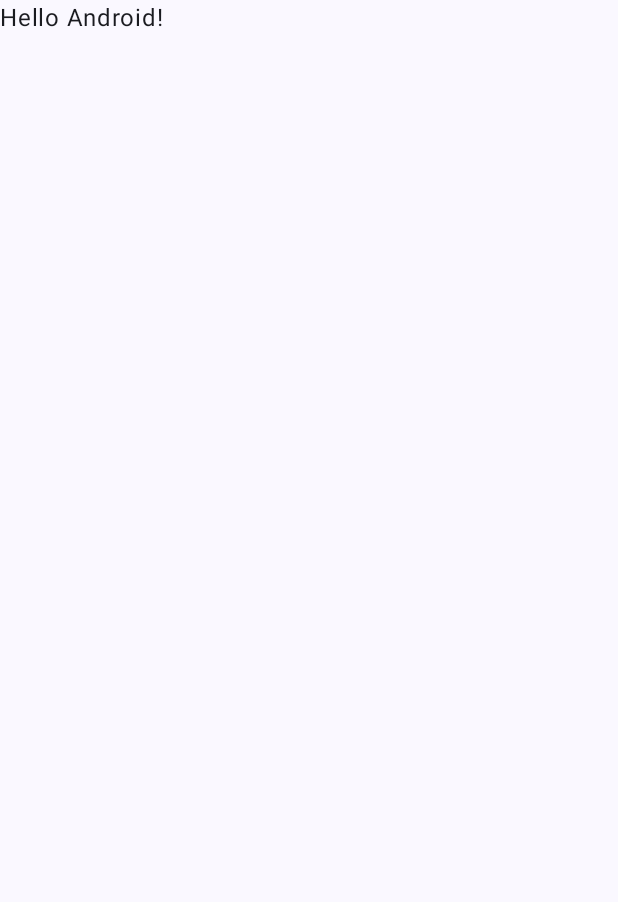
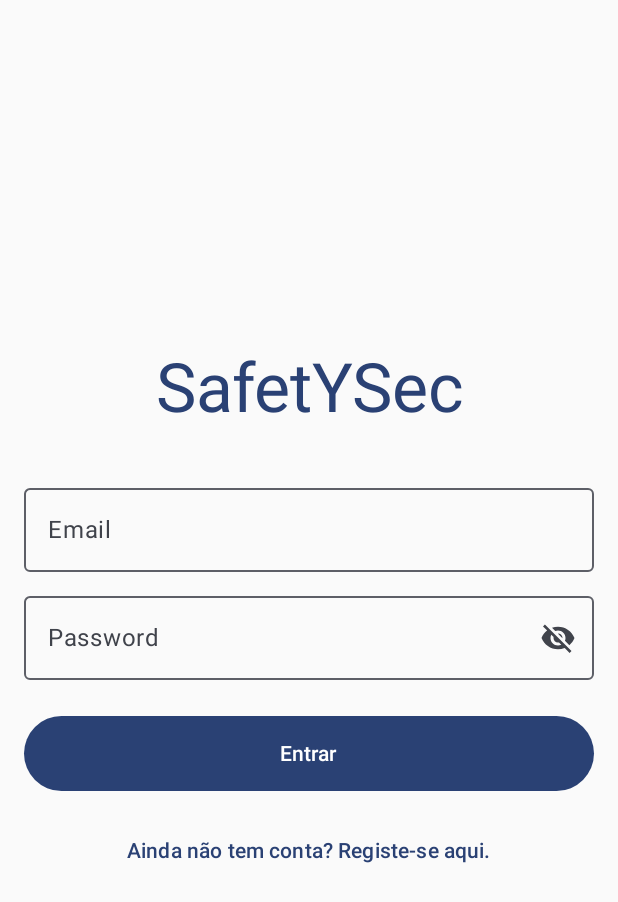
Before and after one commit to gustavotcosta79/Kotlin-SafetYSec-AMOV2526, an Android app built with Jetpack Compose: the screen it shows after launch (MainActivity), on a phone screen of 412 x 824 dp. Before the commit the part shown is almost empty. Shown: the top 902 px of the screen. Run offline under Robolectric (Android 15) with nearby library versions, the phone set to English and light mode, and no system bars; our stand-ins replace Firebase (no records; nobody signed in at launch, a user with empty details on screens opened directly).

```diff
--- a/app/src/main/java/pt/isec/amov/safetysec/MainActivity.kt
+++ b/app/src/main/java/pt/isec/amov/safetysec/MainActivity.kt
@@ -13,7 +13,9 @@ import androidx.compose.runtime.LaunchedEffect
 import androidx.compose.ui.Modifier
 import androidx.compose.ui.tooling.preview.Preview
 import androidx.lifecycle.viewmodel.compose.viewModel
+import pt.isec.amov.safetysec.ui.navigation.AppNavigation
 import pt.isec.amov.safetysec.ui.theme.SafetYSecTheme
+import pt.isec.amov.safetysec.viewmodel.AuthViewModel
 
 class MainActivity : ComponentActivity() {
     override fun onCreate(savedInstanceState: Bundle?) {
@@ -21,15 +23,7 @@ class MainActivity : ComponentActivity() {
         enableEdgeToEdge()
         setContent {
             SafetYSecTheme {
-                Scaffold(modifier = Modifier.fillMaxSize()) { innerPadding ->
-                    Greeting(
-                        name = "Android",
-                        modifier = Modifier.padding(innerPadding)
-                    )
-                }
-
-
-
+                AppNavigation()
             }
         }
     }
--- /dev/null
+++ b/app/src/main/java/pt/isec/amov/safetysec/ui/navigation/AppNavigation.kt
@@ -0,0 +1,53 @@
+package pt.isec.amov.safetysec.ui.navigation
+
+import androidx.compose.runtime.Composable
+import androidx.lifecycle.viewmodel.compose.viewModel
+import androidx.navigation.compose.NavHost
+import androidx.navigation.compose.composable
+import androidx.navigation.compose.rememberNavController
+import pt.isec.amov.safetysec.ui.screens.auth.LoginScreen
+import pt.isec.amov.safetysec.ui.screens.auth.RegisterScreen
+import pt.isec.amov.safetysec.viewmodel.AuthViewModel
+
+@Composable
+fun AppNavigation() {
+    val navController = rememberNavController()
+
+    val authViewModel: AuthViewModel = viewModel()
+
+    NavHost (
+        navController = navController,
+        startDestination = Screen.Login.route
+    ){
+        //ecrã de login
+        composable(Screen.Login.route) {
+            LoginScreen(
+                viewModel = authViewModel,
+                onLoginSuccess = {
+                    // TODO: Aqui vamos decidir para onde ir (Monitor ou Protegido)
+                    // Por enquanto, vamos assumir que vai para um ecrã temporário ou imprime no Log
+                    println("Navegar para Dashboard!")
+                },
+                onNavigateToRegister = {
+                    navController.navigate(Screen.Register.route)
+                }
+            )
+        }
+
+        //ecrã de registo
+        composable(Screen.Register.route) {
+            RegisterScreen(
+                viewModel = authViewModel,
+                onRegisterSuccess = {
+                    // voltamos ao login para ele entrar com as credencias que acabou de criar
+                    navController.popBackStack()
+                },
+                onNavigateBack = {
+                    navController.popBackStack() // Volta para trás (Login)
+                }
+            )
+        }
+
+        //FALTA IMPLEMENTAR OS RESTANTES ECRÃS SEGUINDO A MESMA LÓGICA
+    }
+}
--- /dev/null
+++ b/app/src/main/java/pt/isec/amov/safetysec/ui/navigation/Screens.kt
@@ -0,0 +1,11 @@
+package pt.isec.amov.safetysec.ui.navigation
+
+sealed class Screen(val route: String) {
+    object Login : Screen("login")
+    object Register : Screen("register")
+
+    // Futuros Dashboards (para onde vamos se o login correr bem)
+    object MonitorDashboard : Screen("monitor_dashboard")
+    object ProtectedDashboard : Screen("protected_dashboard")
+    object Selector : Screen("selector") // Caso o user seja ambos
+ }
```
